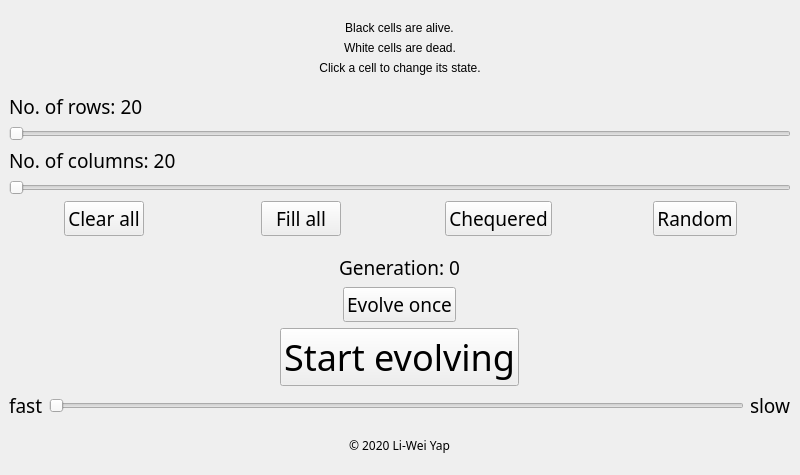
This is mainwindow.ui in liweiyap/Conway_GameOfLife as Qt 5 draws it before an edit. The edited form follows.
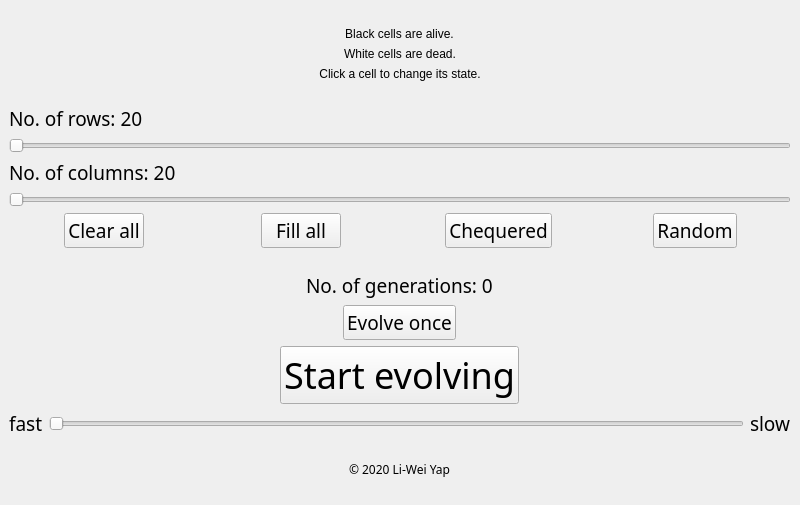
This is the edited form.

Commit message: Add generationCountChanged signal, emitted from GridWidget

```diff
--- a/mainwindow.ui
+++ b/mainwindow.ui
@@ -7,7 +7,7 @@
     <x>0</x>
     <y>0</y>
     <width>800</width>
-    <height>475</height>
+    <height>505</height>
    </rect>
   </property>
   <property name="windowTitle">
@@ -208,7 +208,7 @@
            </font>
           </property>
           <property name="text">
-           <string>Generation: 0</string>
+           <string>No. of generations: 0</string>
           </property>
          </widget>
         </item>
```
The commit also changes 4 other files.
